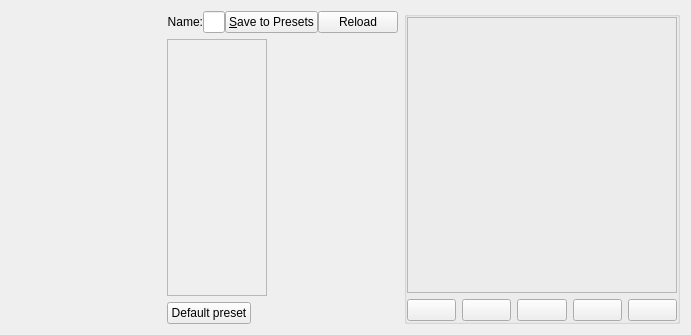
Qt form krita/ui/forms/wdgpaintopsettings.ui (KDE/calligra) before a commit.
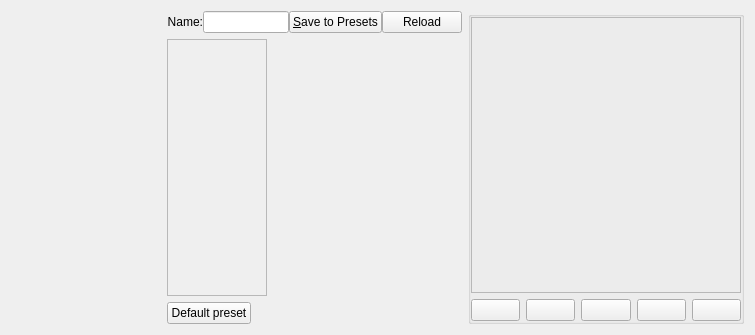
The same form after that commit. Custom widgets are drawn as their Qt base class.

```diff
--- a/krita/ui/forms/wdgpaintopsettings.ui
+++ b/krita/ui/forms/wdgpaintopsettings.ui
@@ -6,7 +6,7 @@
    <rect>
     <x>0</x>
     <y>0</y>
-    <width>674</width>
+    <width>755</width>
     <height>335</height>
    </rect>
   </property>
```
Left out of the diff: 2 changed lines with no effect on the pictures.
